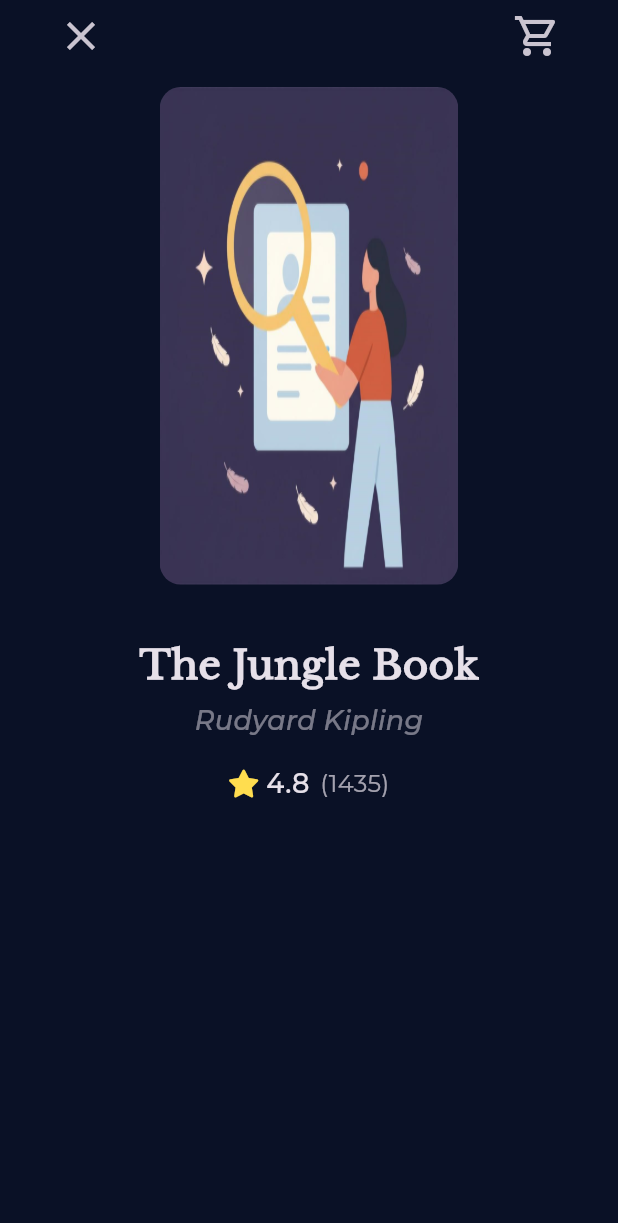
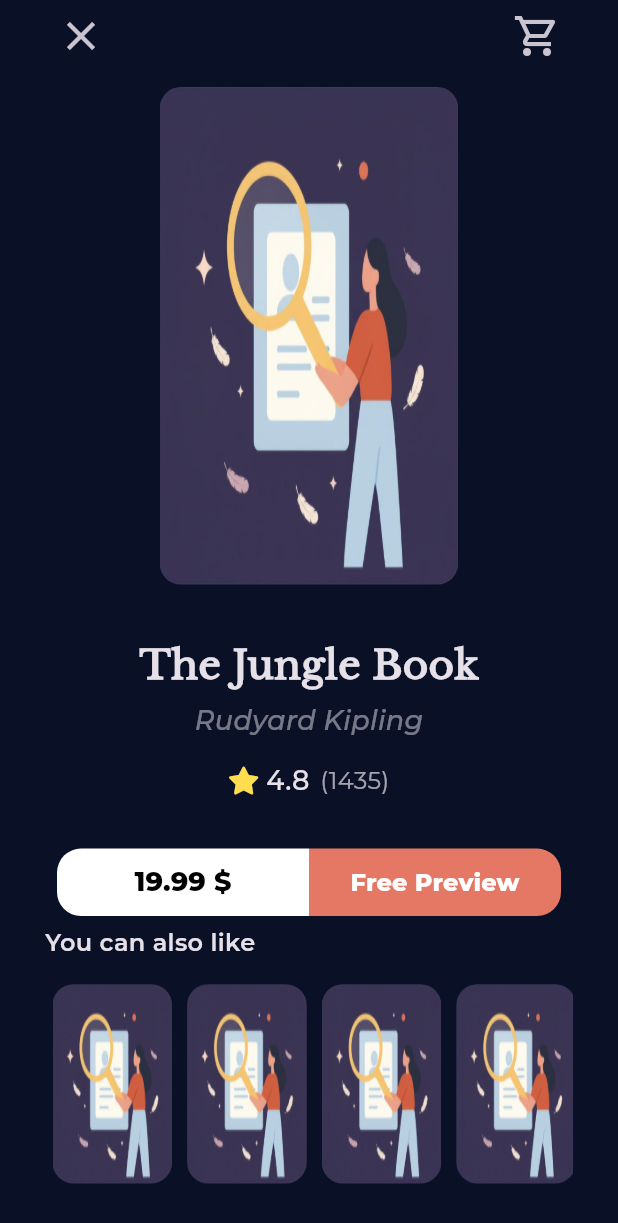
Before and after one commit to abd-alghani-soud/Dr.Book, a Flutter app: the BookDetailsPage screen opened by its route, on a phone screen of 412 x 824 dp. Shown: the top 1223 px of the screen. Run offline on Flutter 3.47's test engine with Material 3 defaults, Android fonts, the light colour scheme and no system bars; our stand-ins replace bloc, bot_toast, dartz, easy_localization, equatable, flutter_animate and 12 more; accounts and stored records are empty; project files that could hold a hidden picture were left out.

Commit message:
finish details page ui

```diff
--- /dev/null
+++ b/lib/core/widgets/custom_actions_button.dart
@@ -0,0 +1,43 @@
+import 'package:bookly_app/core/utils/style.dart';
+import 'package:flutter/material.dart';
+
+class CustomActionsButton extends StatelessWidget {
+  const CustomActionsButton({
+    super.key,
+    required this.text,
+    required this.textColor,
+    this.backgroundColor,
+    required this.borderRadius,
+    this.fontSize,
+  });
+
+  final String text;
+  final Color textColor;
+  final WidgetStateProperty<Color?>? backgroundColor;
+  final BorderRadius borderRadius;
+  final double? fontSize;
+
+  @override
+  Widget build(BuildContext context) {
+    return SizedBox(
+      height: 45,
+      child: TextButton(
+        style: ButtonStyle(
+          backgroundColor: backgroundColor,
+          shape: WidgetStatePropertyAll<RoundedRectangleBorder>(
+            RoundedRectangleBorder(borderRadius: borderRadius),
+          ),
+        ),
+        onPressed: () {},
+        child: Text(
+          text,
+          style: Style.textSize18.copyWith(
+            fontSize: fontSize,
+            color: textColor,
+            fontWeight: FontWeight.w800,
+          ),
+        ),
+      ),
+    );
+  }
+}
--- a/lib/features/home/presentation/view/pages/book_details_page.dart
+++ b/lib/features/home/presentation/view/pages/book_details_page.dart
@@ -1,7 +1,9 @@
 import 'package:bookly_app/core/utils/style.dart';
+import 'package:bookly_app/features/home/presentation/view/widgets/book_actions.dart';
 import 'package:bookly_app/features/home/presentation/view/widgets/book_rating_widget.dart';
 import 'package:bookly_app/features/home/presentation/view/widgets/card_item_list_view_home_widget.dart';
 import 'package:bookly_app/features/home/presentation/view/widgets/custom_book_details_appbar.dart';
+import 'package:bookly_app/features/home/presentation/view/widgets/details_list_view_widgets.dart';
 import 'package:flutter/material.dart';
 import 'package:flutter_screenutil/flutter_screenutil.dart';
 
@@ -13,6 +15,10 @@
     return Scaffold(
       body: Padding(
         padding: EdgeInsets.symmetric(horizontal: 30.0),
+        child: CustomScrollView(
+          slivers: [
+            SliverFillRemaining(
+              hasScrollBody: true,
               child: Column(
                 children: [
                   SafeArea(child: CustomBookDetailsAppbar()),
@@ -31,8 +37,29 @@
                       ),
                     ),
                   ),
+                  const SizedBox(height: 14),
+                  BookRatingWidget(mainAxisAlignment: MainAxisAlignment.center),
+                  const SizedBox(height: 32),
+                  Padding(
+                    padding: const EdgeInsets.symmetric(horizontal: 8.0),
+                    child: BookActions(),
+                  ),
+                  Expanded(child: const SizedBox(height: 45)),
+                  Align(
+                    alignment: Alignment.centerLeft,
+                    child: Text(
+                      'You can also like',
+                      style: Style.textSize16.copyWith(
+                        fontWeight: FontWeight.w600,
+                      ),
+                    ),
+                  ),
                   const SizedBox(height: 16),
-            BookRatingWidget(mainAxisAlignment: MainAxisAlignment.center),
+                  DetailsListViewWidgets(),
+                  const SizedBox(height: 35),
+                ],
+              ),
+            ),
           ],
         ),
       ),
--- /dev/null
+++ b/lib/features/home/presentation/view/widgets/book_actions.dart
@@ -0,0 +1,37 @@
+import 'package:bookly_app/core/widgets/custom_actions_button.dart';
+import 'package:flutter/material.dart';
+
+class BookActions extends StatelessWidget {
+  const BookActions({super.key});
+
+  @override
+  Widget build(BuildContext context) {
+    return Row(
+      children: [
+        Expanded(
+          child: CustomActionsButton(
+            backgroundColor: WidgetStatePropertyAll(Colors.white),
+            text: r'19.99 $',
+            textColor: Colors.black,
+            borderRadius: BorderRadius.only(
+              topLeft: Radius.circular(16),
+              bottomLeft: Radius.circular(16),
+            ),
+          ),
+        ),
+        Expanded(
+          child: CustomActionsButton(
+            backgroundColor: WidgetStatePropertyAll(Color(0xffe57864)),
+            text: 'Free Preview',
+            textColor: Colors.white,
+            fontSize: 16,
+            borderRadius: BorderRadius.only(
+              topRight: Radius.circular(16),
+              bottomRight: Radius.circular(16),
+            ),
+          ),
+        ),
+      ],
+    );
+  }
+}
--- /dev/null
+++ b/lib/features/home/presentation/view/widgets/details_list_view_widgets.dart
@@ -0,0 +1,25 @@
+import 'package:bookly_app/features/home/presentation/view/widgets/card_item_list_view_home_widget.dart';
+import 'package:flutter/material.dart';
+import 'package:flutter_screenutil/flutter_screenutil.dart';
+
+class DetailsListViewWidgets extends StatelessWidget {
+  const DetailsListViewWidgets({super.key});
+
+  @override
+  Widget build(BuildContext context) {
+    return SizedBox(
+      height: 150.h,
+      child: ListView.builder(
+        // physics: NeverScrollableScrollPhysics(),
+        itemCount: 6,
+        scrollDirection: Axis.horizontal,
+        itemBuilder: (context, index) {
+          return Padding(
+            padding: const EdgeInsets.symmetric(horizontal: 5.0),
+            child: CardItemListViewHomeWidget(),
+          );
+        },
+      ),
+    );
+  }
+}
```
Lines whose indentation alone changed are shown as unchanged.
